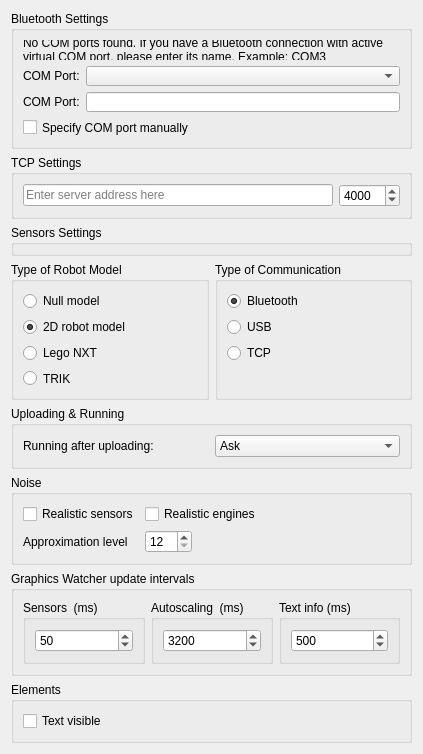
qreal/qreal, file plugins/robots/robotsInterpreter/robotSettingsPage.ui: the form before one commit.
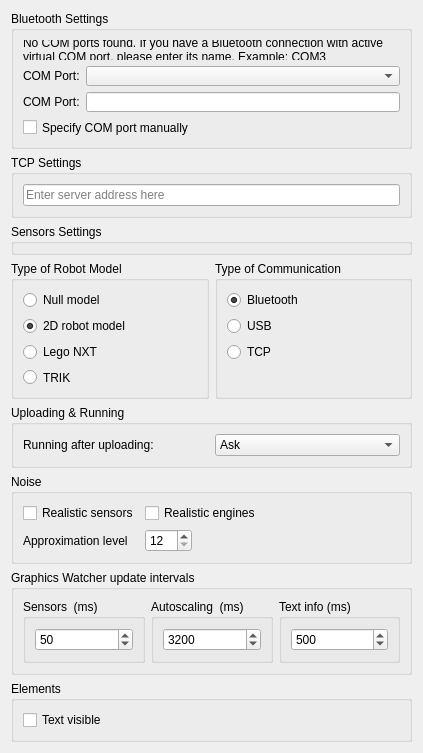
The form after the commit.

Commit message: TCP port is now hardcoded value

Diff of the .ui file:
```diff
--- a/plugins/robots/robotsInterpreter/robotSettingsPage.ui
+++ b/plugins/robots/robotsInterpreter/robotSettingsPage.ui
@@ -272,31 +272,6 @@
         </property>
        </widget>
       </item>
-      <item>
-       <widget class="QSpinBox" name="tcpPortSpinBox">
-        <property name="sizePolicy">
-         <sizepolicy hsizetype="Minimum" vsizetype="Fixed">
-          <horstretch>0</horstretch>
-          <verstretch>0</verstretch>
-         </sizepolicy>
-        </property>
-        <property name="minimumSize">
-         <size>
-          <width>60</width>
-          <height>0</height>
-         </size>
-        </property>
-        <property name="accelerated">
-         <bool>true</bool>
-        </property>
-        <property name="maximum">
-         <number>65535</number>
-        </property>
-        <property name="value">
-         <number>4000</number>
-        </property>
-       </widget>
-      </item>
      </layout>
     </widget>
    </item>
```
The commit also changes 4 other files.
